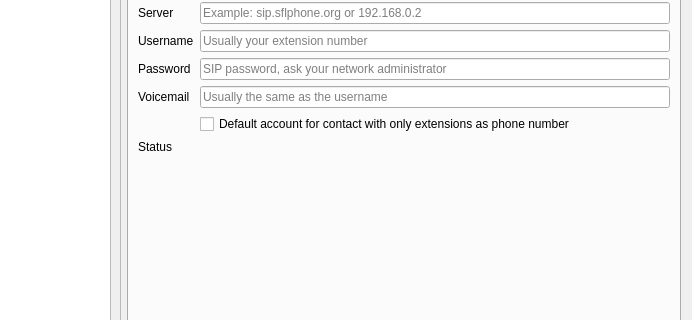
KDE/ring-kde, file src/conf/dlgaccountsbase.ui: the form before one commit; both pictures show x 166 to 858 and y 100 to 420 of the 858 by 550 pixel window.
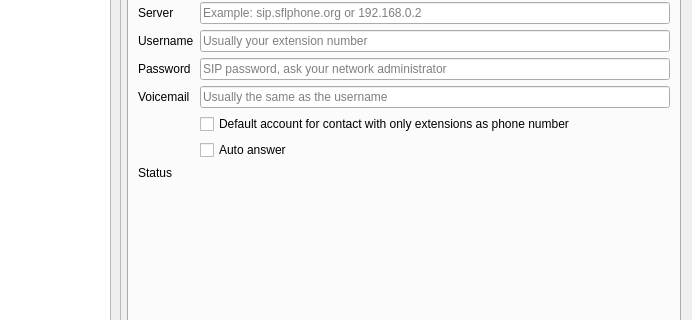
The form after the commit. Custom widgets are drawn as their Qt base class.

Commit message: [ #14624 ] Add auto answer option (user request)

Diff of the .ui file:
```diff
--- a/src/conf/dlgaccountsbase.ui
+++ b/src/conf/dlgaccountsbase.ui
@@ -346,14 +346,14 @@
             </property>
            </widget>
           </item>
-          <item row="8" column="0">
+          <item row="9" column="0">
            <widget class="QLabel" name="label7_state">
             <property name="text">
              <string>Status</string>
             </property>
            </widget>
           </item>
-          <item row="8" column="1">
+          <item row="9" column="1">
            <widget class="QLabel" name="edit7_state">
             <property name="sizePolicy">
              <sizepolicy hsizetype="Expanding" vsizetype="Preferred">
@@ -379,6 +379,13 @@
             </property>
            </widget>
           </item>
+          <item row="8" column="1">
+           <widget class="QCheckBox" name="m_pAutoAnswer">
+            <property name="text">
+             <string>Auto answer</string>
+            </property>
+           </widget>
+          </item>
          </layout>
         </widget>
         <widget class="QWidget" name="tab_advanced">
```
The commit also changes 4 other files.
